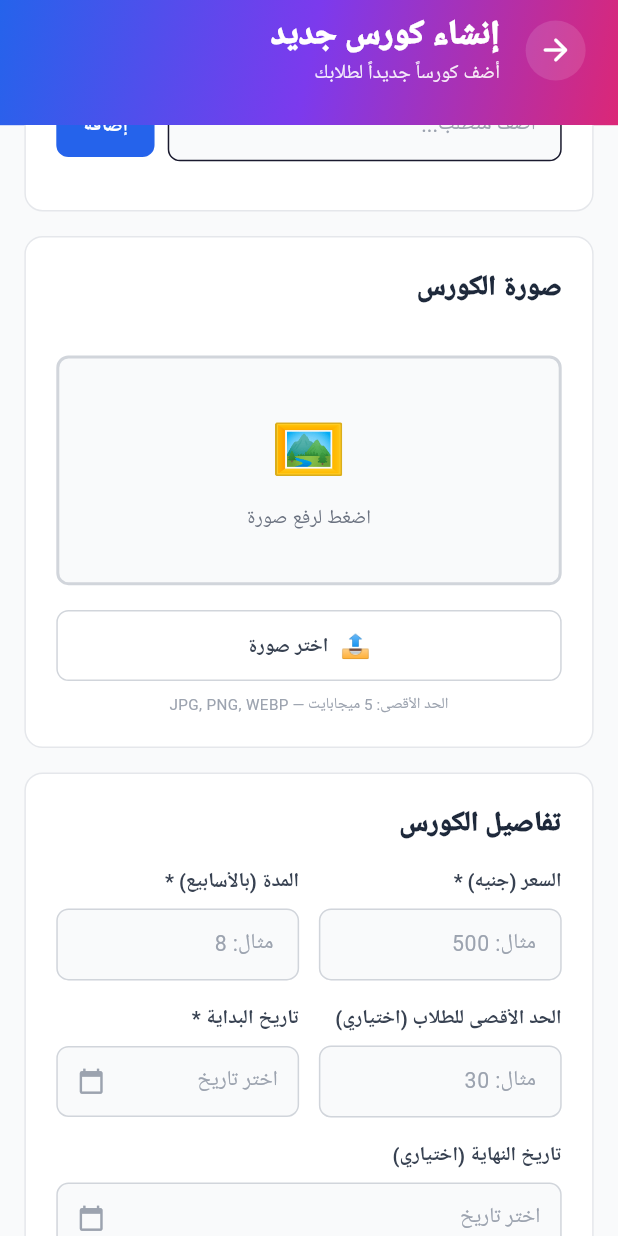
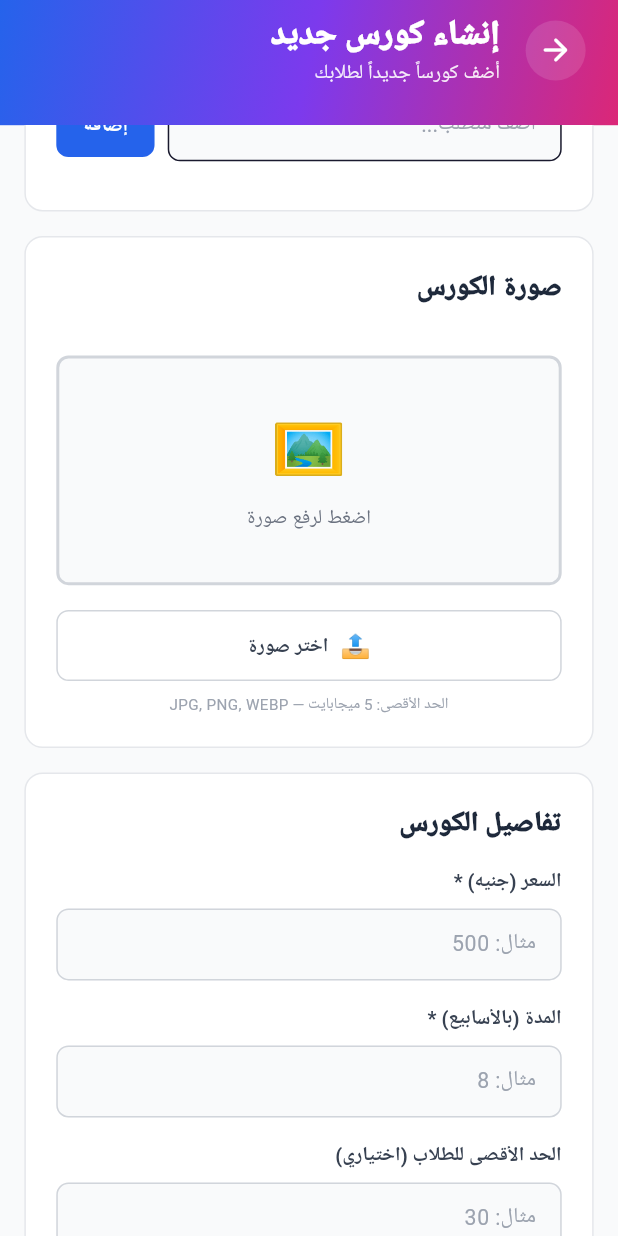
Before and after one commit to a7med287/qemma, a Flutter app: the TeacherCreateCourseView screen opened by its route, scrolled down 576 dp, on a phone screen of 412 x 824 dp. Run offline on Flutter 3.47's test engine with Material 3 defaults, Android fonts, the phone set to English and light mode, and no system bars; our stand-ins replace device_preview, dio, dots_indicator, equatable, file_picker, fl_chart and 7 more; missing offline and left inert: flutter_webrtc; accounts and stored records are empty; Roboto replaces fonts that are missing (Cairo).

Commit message:
finish teacher create course

```diff
--- a/lib/features/teacher/presentation/views/teacher_create_course_view.dart
+++ b/lib/features/teacher/presentation/views/teacher_create_course_view.dart
@@ -46,7 +46,8 @@ class _TeacherCreateCourseViewState extends State<TeacherCreateCourseView> {
 
   String get _teacherSubject {
     final user = context.read<AuthCubit>().currentUser;
-    return user?.subject ?? '';
+    if (user == null) return '';
+    return user.specialties.isNotEmpty ? user.specialties.first : (user.subject ?? '');
   }
 
   @override
--- a/lib/features/teacher/presentation/views/widgets/teacher_create_course_syllabus.dart
+++ b/lib/features/teacher/presentation/views/widgets/teacher_create_course_syllabus.dart
@@ -41,12 +41,6 @@ class TeacherCreateCourseSyllabus extends StatelessWidget {
       children: [
         _buildCard(context, isDark, [
           _sectionTitle('تفاصيل الكورس', isDark),
-          Row(
-            children: [
-              Expanded(
-                child: Column(
-                  crossAxisAlignment: CrossAxisAlignment.start,
-                  children: [
           _buildLabel('السعر (جنيه)', required: true, isDark: isDark),
           _buildInput(
             controller: priceCtrl,
@@ -57,14 +51,38 @@ class TeacherCreateCourseSyllabus extends StatelessWidget {
             onChanged: (v) => onFieldChanged('price'),
             isDark: isDark,
           ),
+          // 20% platform fee alert
+          ValueListenableBuilder<TextEditingValue>(
+            valueListenable: priceCtrl,
+            builder: (_, val, __) {
+              final p = double.tryParse(val.text);
+              if (p == null || p <= 0) return const SizedBox.shrink();
+              final net = (p * 0.8).toStringAsFixed(2);
+              return Padding(
+                padding: EdgeInsets.only(top: 8.h),
+                child: Container(
+                  padding: EdgeInsets.all(12.r),
+                  decoration: BoxDecoration(
+                    color: isDark ? const Color(0xFF2563EB).withValues(alpha: .1) : const Color(0xFFEFF6FF),
+                    borderRadius: BorderRadius.circular(8.r),
+                    border: Border.all(color: const Color(0xFF2563EB)),
+                  ),
+                  child: Text.rich(
+                    TextSpan(
+                      style: TextStyle(fontFamily: 'Cairo', fontSize: 11.sp, color: isDark ? const Color(0xFF93C5FD) : const Color(0xFF1E40AF)),
+                      children: [
+                        TextSpan(text: 'تنبيه: ', style: TextStyle(fontWeight: FontWeight.w900)),
+                        TextSpan(text: 'المنصة تأخذ 20% من كل اشتراك. ستحصل على '),
+                        TextSpan(text: '$net جنيه', style: TextStyle(fontWeight: FontWeight.w900)),
+                        TextSpan(text: ' لكل طالب.'),
                       ],
                     ),
                   ),
-              SizedBox(width: 12.w),
-              Expanded(
-                child: Column(
-                  crossAxisAlignment: CrossAxisAlignment.start,
-                  children: [
+                ),
+              );
+            },
+          ),
+          SizedBox(height: 16.h),
           _buildLabel('المدة (بالأسابيع)', required: true, isDark: isDark),
           _buildInput(
             controller: durationCtrl,
@@ -75,18 +93,7 @@ class TeacherCreateCourseSyllabus extends StatelessWidget {
             onChanged: (v) => onFieldChanged('duration'),
             isDark: isDark,
           ),
-                  ],
-                ),
-              ),
-            ],
-          ),
           SizedBox(height: 16.h),
-          Row(
-            children: [
-              Expanded(
-                child: Column(
-                  crossAxisAlignment: CrossAxisAlignment.start,
-                  children: [
           _buildLabel('الحد الأقصى للطلاب (اختياري)', isDark: isDark),
           _buildInput(
             controller: maxStudentsCtrl,
@@ -95,21 +102,9 @@ class TeacherCreateCourseSyllabus extends StatelessWidget {
             keyboardType: TextInputType.number,
             isDark: isDark,
           ),
-                  ],
-                ),
-              ),
-              SizedBox(width: 12.w),
-              Expanded(
-                child: Column(
-                  crossAxisAlignment: CrossAxisAlignment.start,
-                  children: [
+          SizedBox(height: 16.h),
           _buildLabel('تاريخ البداية', required: true, isDark: isDark),
           _buildDateField(startDate, startDateError, onStartDatePicked, isDark),
-                  ],
-                ),
-              ),
-            ],
-          ),
           SizedBox(height: 16.h),
           _buildLabel('تاريخ النهاية (اختياري)', isDark: isDark),
           _buildDateField(endDate, null, onEndDatePicked, isDark),
```
Lines whose indentation alone changed are shown as unchanged.
